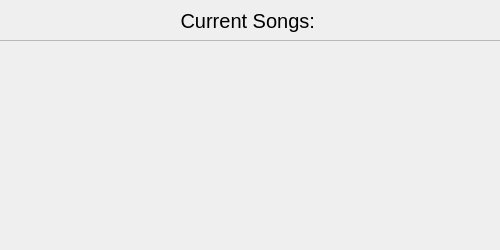
First picture: the form in playlist.ui, repository ThiagoCorreaSilva/MushcFlow, before the edit.
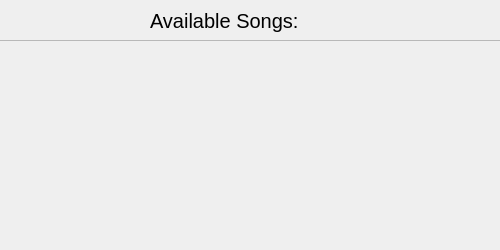
Second picture: the form after the edit.

Commit message: Song buttons in Playlist class need to call Player::play_song function!

Diff of the .ui file:
```diff
--- a/playlist.ui
+++ b/playlist.ui
@@ -19,22 +19,31 @@
      <x>0</x>
      <y>50</y>
      <width>501</width>
-     <height>201</height>
+     <height>171</height>
     </rect>
    </property>
    <property name="frameShape">
     <enum>QFrame::Shape::NoFrame</enum>
    </property>
+   <property name="verticalScrollBarPolicy">
+    <enum>Qt::ScrollBarPolicy::ScrollBarAsNeeded</enum>
+   </property>
+   <property name="horizontalScrollBarPolicy">
+    <enum>Qt::ScrollBarPolicy::ScrollBarAsNeeded</enum>
+   </property>
    <property name="widgetResizable">
     <bool>true</bool>
    </property>
+   <property name="alignment">
+    <set>Qt::AlignmentFlag::AlignLeading|Qt::AlignmentFlag::AlignLeft|Qt::AlignmentFlag::AlignTop</set>
+   </property>
    <widget class="QWidget" name="scrollAreaWidgetContents">
     <property name="geometry">
      <rect>
       <x>0</x>
       <y>0</y>
       <width>501</width>
-      <height>201</height>
+      <height>171</height>
      </rect>
     </property>
    </widget>
@@ -54,12 +63,39 @@
    <property name="frameShadow">
     <enum>QFrame::Shadow::Raised</enum>
    </property>
+   <widget class="QLabel" name="label">
+    <property name="geometry">
+     <rect>
+      <x>160</x>
+      <y>10</y>
+      <width>151</width>
+      <height>41</height>
+     </rect>
+    </property>
+    <property name="font">
+     <font>
+      <pointsize>15</pointsize>
+     </font>
+    </property>
+    <property name="text">
+     <string>Available Songs:</string>
+    </property>
+    <property name="textFormat">
+     <enum>Qt::TextFormat::AutoText</enum>
+    </property>
+    <property name="scaledContents">
+     <bool>false</bool>
+    </property>
+    <property name="openExternalLinks">
+     <bool>false</bool>
+    </property>
+   </widget>
    <widget class="QLabel" name="songs_count_label">
     <property name="geometry">
      <rect>
-      <x>10</x>
+      <x>310</x>
       <y>10</y>
-      <width>501</width>
+      <width>201</width>
       <height>41</height>
      </rect>
     </property>
@@ -69,10 +105,16 @@
      </font>
     </property>
     <property name="text">
-     <string>Current Songs: </string>
+     <string/>
     </property>
-    <property name="alignment">
-     <set>Qt::AlignmentFlag::AlignCenter</set>
+    <property name="textFormat">
+     <enum>Qt::TextFormat::AutoText</enum>
+    </property>
+    <property name="scaledContents">
+     <bool>false</bool>
+    </property>
+    <property name="openExternalLinks">
+     <bool>false</bool>
     </property>
    </widget>
   </widget>
```
The commit also changes 4 other files.
